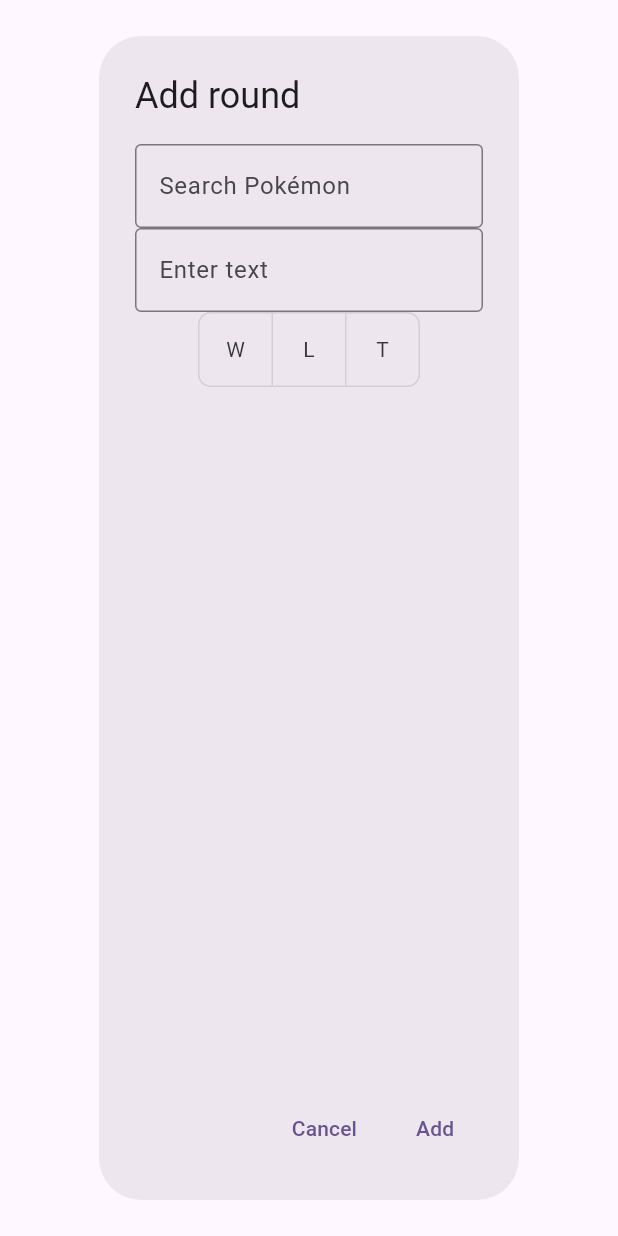
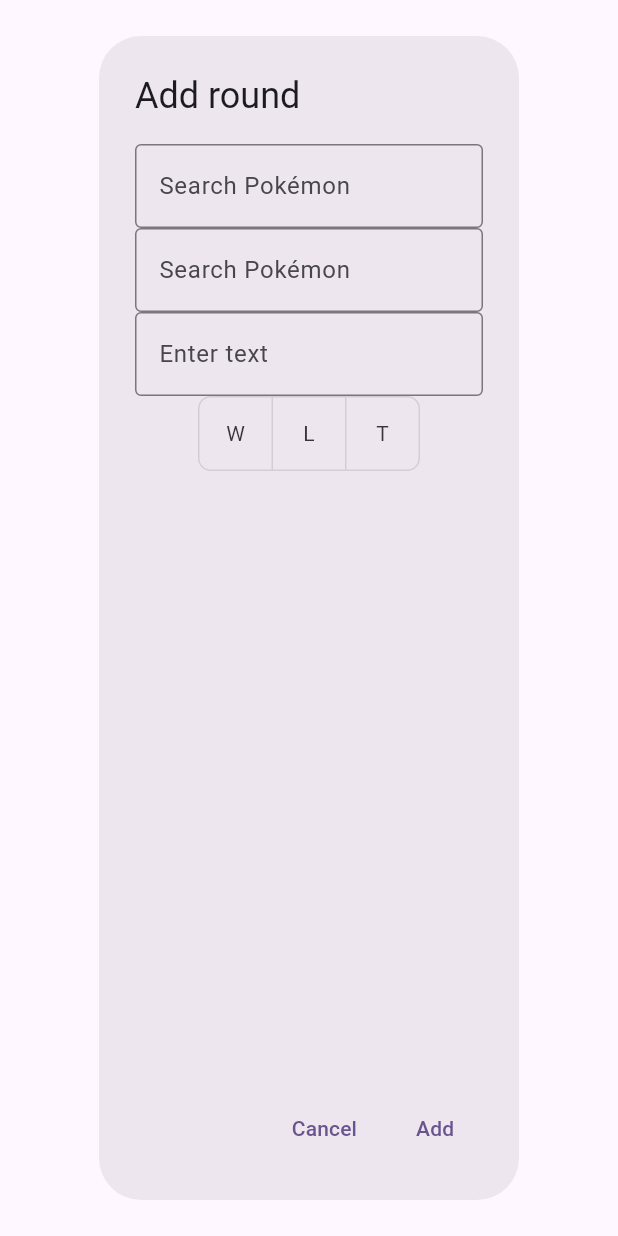
Before and after one commit to jlgrimes/training-court-app, a Flutter app: the AddRoundDialog widget shown alone on an empty page, opened directly, on a phone screen of 412 x 824 dp. Run offline on Flutter 3.47's test engine with Material 3 defaults, Android fonts, the phone set to English and light mode, and no system bars; our stand-ins replace flutter_dotenv, flutter_riverpod, freezed_annotation, riverpod_annotation, supabase_flutter; missing offline and left inert: supabase_auth_ui; accounts and stored records are empty; generated files the repository leaves out were written again; network calls fail.

Commit message:
more better

```diff
--- a/lib/components/archetype/archetype_autocomplete.dart
+++ b/lib/components/archetype/archetype_autocomplete.dart
@@ -2,13 +2,15 @@ import 'package:flutter/material.dart';
 import 'package:flutter_riverpod/flutter_riverpod.dart';
 import 'package:trainingcourt/components/archetype/archetype.utils.dart';
 import 'package:trainingcourt/components/sprites/pokemon_sprites.dart';
+import 'package:trainingcourt/components/sprites/sprite.dart';
 import 'package:trainingcourt/components/sprites/sprite_from_url.dart';
 import 'package:trainingcourt/models/pokedex.dart';
 import 'package:trainingcourt/models/provider.dart';
 
 /// The homepage of our application
 class ArchetypeAutocomplete extends StatelessWidget {
-  const ArchetypeAutocomplete({super.key});
+  final void Function(String) handlePokemonSelect;
+  const ArchetypeAutocomplete({ required this.handlePokemonSelect, super.key});
 
   @override
   Widget build(BuildContext context) {
@@ -67,8 +69,10 @@ class ArchetypeAutocomplete extends StatelessWidget {
             itemBuilder: (BuildContext context, int index) {
               final String option = options.elementAt(index);
               return ListTile(
-                title: SpriteFromUrl(option),
-                subtitle: Text(imgSrcToPkmnName(option)),
+                title: Row(children: [
+                  SpriteFromUrl(option),
+                  Text(imgSrcToPkmnName(option))
+                ]),
                 onTap: () {
                   onSelected(imgSrcToPkmnName(option));
                 },
@@ -81,15 +85,13 @@ class ArchetypeAutocomplete extends StatelessWidget {
   },
 
   onSelected: (String selectedPokemon) {
-    ScaffoldMessenger.of(context).showSnackBar(
-      SnackBar(
-        content: Text('You selected ${selectedPokemon}!'),
-      ),
-    );
+    handlePokemonSelect(selectedPokemon);
   },
 
   fieldViewBuilder: (BuildContext context, TextEditingController textEditingController, FocusNode focusNode, VoidCallback onFieldSubmitted) {
     return TextField(
+      autocorrect: false,
+      enableSuggestions: false,
       controller: textEditingController,
       focusNode: focusNode,
       decoration: InputDecoration(
--- a/lib/components/sprites/sprite.dart
+++ b/lib/components/sprites/sprite.dart
@@ -9,7 +9,7 @@ class Sprite extends StatelessWidget {
   @override
   Widget build(BuildContext context) {
     // TODO: default icon case
-    // if (pokemonName == null) return null;
+    if (pokemonName == null || pokemonName!.isEmpty) return SizedBox.shrink();
 
     return SpriteFromUrl('https://limitlesstcg.s3.us-east-2.amazonaws.com/pokemon/gen9/$pokemonName.png');
   }
--- a/lib/components/tournaments/rounds/add_round_dialog.dart
+++ b/lib/components/tournaments/rounds/add_round_dialog.dart
@@ -9,11 +9,16 @@ class AddRoundDialog extends StatefulWidget {
 class _AddRoundDialogState extends State<AddRoundDialog> {
   // Initialize the selection state for each toggle button
   List<bool> isSelected = [false, false, false];
+  List<String> selectedArchetype = ['', ''];
     // Text input state
   String textInput = '';
 
   // Labels for the toggle options
   final List<String> toggleOptions = ['W', 'L', 'T'];
+
+  void handlePokemonSelect(String message, int idx) {
+    selectedArchetype[idx] = message;
+  }
 
   @override
   Widget build(BuildContext context) {
@@ -21,7 +26,8 @@ return AlertDialog(
           title: const Text('Add round'),
           content: Column(
             children: [
-              ArchetypeAutocomplete(),
+              ArchetypeAutocomplete(handlePokemonSelect: (p0) => handlePokemonSelect(p0, 0)),
+              ArchetypeAutocomplete(handlePokemonSelect: (p0) => handlePokemonSelect(p0, 1)),
                           TextField(
               onChanged: (text) {
                 setState(() {
```
